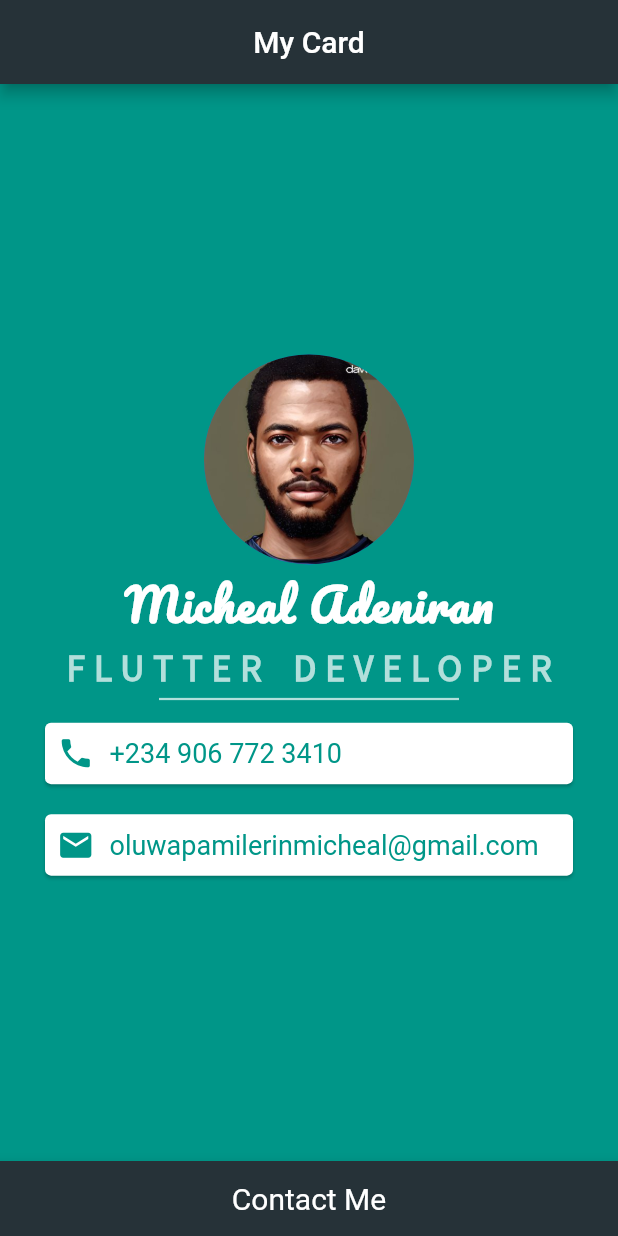
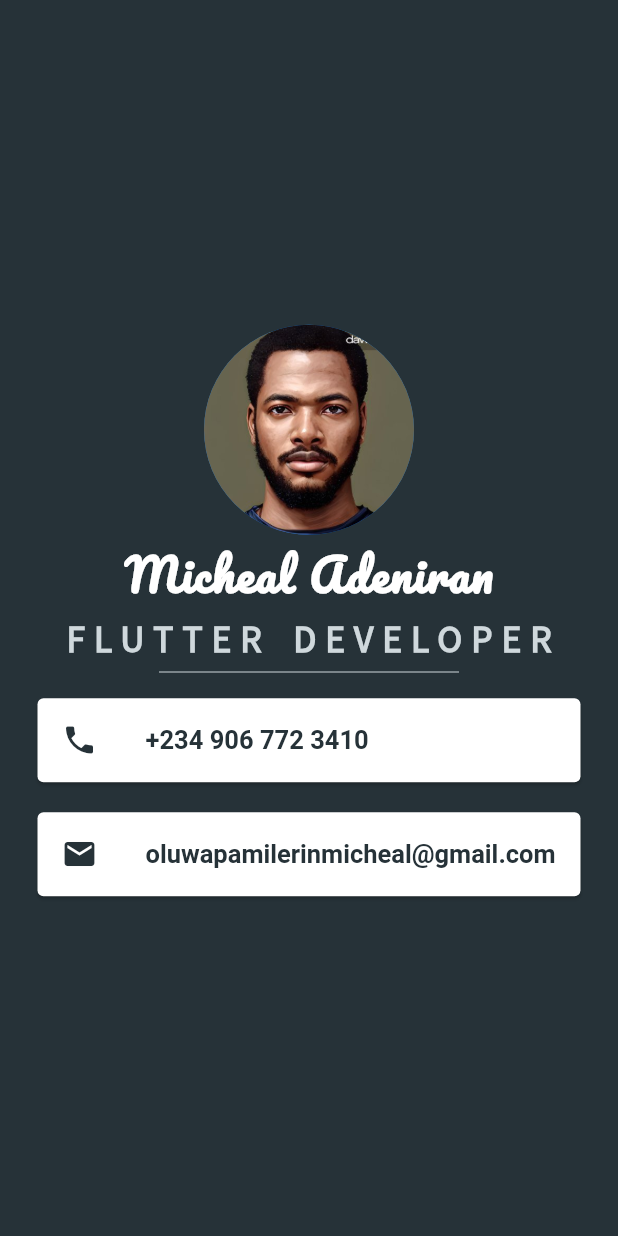
Before and after one commit to Mikky196/flutter_apps, a Flutter app: the screen it shows after launch, on a phone screen of 412 x 824 dp. Run offline on Flutter 3.47's test engine with Material 2 defaults, Android fonts, the phone set to English and light mode, and no system bars; project files that could hold a hidden picture were left out.

Commit message:
updated the card widget to make use of listtile, changed container to sizedbox to make use of Divider as the line separating the text from boxes

```diff
--- a/mi_card_flutter/lib/main.dart
+++ b/mi_card_flutter/lib/main.dart
@@ -14,12 +14,12 @@ class MyApp extends StatelessWidget {
   Widget build(BuildContext context) {
     return MaterialApp(
       home: Scaffold(
-        backgroundColor: Colors.teal,
-        appBar: AppBar(
         backgroundColor: Colors.blueGrey[900],
-          title: Text('My Card'),
-          centerTitle: true,
-        ),
+        // appBar: AppBar(
+        //   backgroundColor: Colors.amberAccent,
+        //   title: Text('My Card'),
+        //   centerTitle: true,
+        // ),
         body: SafeArea(
           child: Center(
             child: Column(
@@ -47,94 +47,73 @@ class MyApp extends StatelessWidget {
                     fontFamily: 'Source Sans Pro',
                     letterSpacing: 6.0,
                     wordSpacing: 4.0,
-                    color: Colors.teal[100],
+                    color: Colors.blueGrey[100],
                   ),
                 ),
-                Container(
-                  margin: EdgeInsets.all(5.0),
-                  height: 1.5,
+                SizedBox(
+                  height: 15,
                   width: 200.0,
-                  color: Colors.teal[100],
+                  child: Divider(
+                    color: Colors.blueGrey[100],
+                  ),
                 ),
                 Card(
                   margin: EdgeInsets.symmetric(
                     vertical: 10.0,
-                    horizontal: 30.0,
+                    horizontal: 25.0,
                   ),
-                  child: Padding(
-                    padding: const EdgeInsets.all(8.0),
-                    child: Row(
-                      children: <Widget>[
-                        Icon(
+                  child: ListTile(
+                    leading: Icon(
                       Icons.phone,
-                          color: Colors.teal,
-                          size: 25.0,
+                      color: Colors.blueGrey[900],
                     ),
-                        SizedBox(
-                          width: 10.0,
-                        ),
-                        Text(
+                    title: Text(
                       '+234 906 772 3410',
                       style: TextStyle(
-                            color: Colors.teal,
-                            fontSize: 18.0,
+                        fontSize: 17.0,
+                        color: Colors.blueGrey[900],
+                        fontWeight: FontWeight.bold,
                       ),
-                        )
-                      ],
                     ),
                   ),
                 ),
                 Card(
                   margin: EdgeInsets.symmetric(
                     vertical: 10.0,
-                    horizontal: 30.0,
+                    horizontal: 25.0,
                   ),
-                  child: Padding(
-                    padding: const EdgeInsets.all(8.0),
-                    child: Row(
-                      children: <Widget>[
-                        Icon(
+                  child: ListTile(
+                    leading: Icon(
                       Icons.email,
-                          color: Colors.teal,
-                          size: 25.0,
+                      color: Colors.blueGrey[900],
                     ),
-                        SizedBox(
-                          width: 10.0,
-                        ),
-                        Text(
+                    title: Text(
                       'oluwapamilerinmicheal@gmail.com',
                       style: TextStyle(
-                            color: Colors.teal,
-                            fontSize: 18.0,
-                          ),
-                        )
-                      ],
+                        fontSize: 17.0,
+                        color: Colors.blueGrey[900],
+                        fontWeight: FontWeight.bold,
                       ),
                     ),
-                )
-                // ListTile(
-                //   leading: Text('09067723410'),
-                // ),
-                // ListTile(
-                //   leading: Text('oluwapamilerinmicheal@gmail.com'),
-                // ),
+                  ),
+                ),
               ],
             ),
           ),
         ),
-        bottomNavigationBar: BottomAppBar(
-          shape: CircularNotchedRectangle(),
-          color: Colors.blueGrey[900],
-          child: Container(
-            height: 50,
-            child: Center(
-              child: Text(
-                'Contact Me',
-                style: TextStyle(fontSize: 20, color: Colors.white),
-              ),
-            ),
-          ),
-        ),
+        // bottomNavigationBar: BottomAppBar(
+        //   shape: CircularNotchedRectangle(),
+        //   color: Colors.blueGrey[900],
+        //   child: Container(
+        //     height: 50,
+        //     child: Center(
+        //       child: Text(
+        //         'Contact Me',
+        //         style: TextStyle(fontSize: 20, color: Colors.white),
+        //       ),
+        //     ),
+        //   ),
+        // ),
         // floatingActionButton: FloatingActionButton(
         //   backgroundColor: Colors.white70,
         //   child: Icon(Icons.add),
@@ -144,7 +123,9 @@ class MyApp extends StatelessWidget {
   }
 }
 
-// Container(
+// void containerContactCard() {
+//   // Contact card creation using Containers
+//   Container(
 // color: Colors.white,
 // padding: EdgeInsets.all(10.0),
 // margin: EdgeInsets.symmetric(
@@ -200,3 +181,5 @@ class MyApp extends StatelessWidget {
 // ],
 // ),
 // ),
+//
+// }
```
Lines whose indentation alone changed are shown as unchanged.
